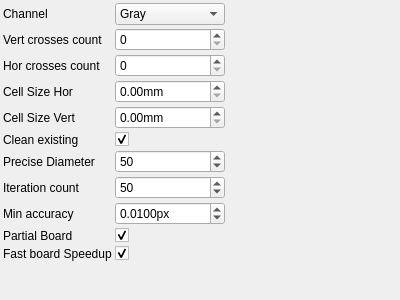
Qt form utils/corestructs/coreWidgets/checkerboardDetectionParametersControlWidget.ui (NickPenkrat/corecvs) before a commit.
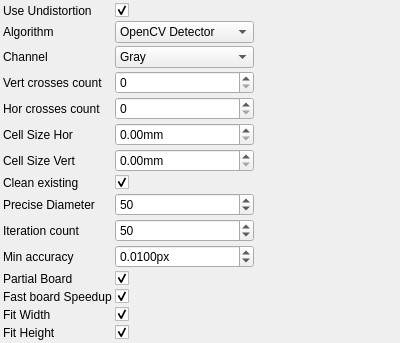
The same form after that commit. Icons and pictures are not drawn.

```diff
--- a/utils/corestructs/coreWidgets/checkerboardDetectionParametersControlWidget.ui
+++ b/utils/corestructs/coreWidgets/checkerboardDetectionParametersControlWidget.ui
@@ -23,11 +23,55 @@
     <item row="0" column="0">
      <widget class="QLabel" name="label_0">
        <property name="text">
-         <string>Channel</string>
+         <string>Use Undistortion</string>
        </property>
      </widget>
     </item>
     <item row="0" column="1">
+     <widget class="QCheckBox" name="useUndistortionCheckBox">
+       <property name="toolTip">
+         <string>Use Undistortion</string>
+       </property>
+       <property name="checked">
+           <bool>true</bool>
+       </property>
+     </widget>
+    </item>
+    <item row="1" column="0">
+     <widget class="QLabel" name="label_1">
+       <property name="text">
+         <string>Algorithm</string>
+       </property>
+     </widget>
+    </item>
+    <item row="1" column="1">
+     <widget class="QComboBox" name="algorithmComboBox">
+       <property name="currentIndex">
+         <number>0</number>
+       </property>
+       <item>
+        <property name="text">
+         <string>OpenCV Detector</string>
+        </property>
+       </item>
+       <item>
+        <property name="text">
+         <string>Homebrew Detector</string>
+        </property>
+       </item>
+       <property name="toolTip">
+         <string>Algorithm</string>
+       </property>
+     </widget>
+    </item>
+    <item row="2" column="0">
+     <widget class="QLabel" name="label_2">
+       <property name="text">
+         <string>Channel</string>
+       </property>
+     </widget>
+    </item>
+    <item row="2" column="1">
      <widget class="QComboBox" name="channelComboBox">
        <property name="currentIndex">
          <number>3</number>
@@ -107,145 +151,145 @@
        </property>
      </widget>
     </item>
-    <item row="1" column="0">
-     <widget class="QLabel" name="label_1">
-       <property name="text">
-         <string>Vert crosses count</string>
-       </property>
-     </widget>
-    </item>
-    <item row="1" column="1">
-     <widget class="QSpinBox" name="vertCrossesCountSpinBox">
-       <property name="toolTip">
-         <string>Vert crosses count</string>
-       </property>
-     </widget>
-    </item>
-    <item row="2" column="0">
-     <widget class="QLabel" name="label_2">
-       <property name="text">
-         <string>Hor crosses count</string>
-       </property>
-     </widget>
-    </item>
-    <item row="2" column="1">
-     <widget class="QSpinBox" name="horCrossesCountSpinBox">
-       <property name="toolTip">
-         <string>Hor crosses count</string>
-       </property>
-     </widget>
-    </item>
     <item row="3" column="0">
      <widget class="QLabel" name="label_3">
        <property name="text">
-         <string>Cell Size Hor</string>
+         <string>Vert crosses count</string>
        </property>
      </widget>
     </item>
     <item row="3" column="1">
-     <widget class="QDoubleSpinBox" name="cellSizeHorSpinBox">
+     <widget class="QSpinBox" name="vertCrossesCountSpinBox">
        <property name="toolTip">
-         <string>Cell Size Hor</string>
-       </property>
-       <property name="suffix">
-        <string>mm</string>
+         <string>Vert crosses count</string>
        </property>
      </widget>
     </item>
     <item row="4" column="0">
      <widget class="QLabel" name="label_4">
        <property name="text">
-         <string>Cell Size Vert</string>
+         <string>Hor crosses count</string>
        </property>
      </widget>
     </item>
     <item row="4" column="1">
-     <widget class="QDoubleSpinBox" name="cellSizeVertSpinBox">
+     <widget class="QSpinBox" name="horCrossesCountSpinBox">
        <property name="toolTip">
-         <string>Cell Size Vert</string>
-       </property>
-       <property name="suffix">
-        <string>mm</string>
+         <string>Hor crosses count</string>
        </property>
      </widget>
     </item>
     <item row="5" column="0">
      <widget class="QLabel" name="label_5">
        <property name="text">
-         <string>Clean existing</string>
+         <string>Cell Size Hor</string>
        </property>
      </widget>
     </item>
     <item row="5" column="1">
-     <widget class="QCheckBox" name="cleanExistingCheckBox">
+     <widget class="QDoubleSpinBox" name="cellSizeHorSpinBox">
        <property name="toolTip">
          <string>Clean existing</string>
        </property>
-       <property name="checked">
-           <bool>true</bool>
+       <property name="suffix">
+        <string>mm</string>
        </property>
      </widget>
     </item>
     <item row="6" column="0">
      <widget class="QLabel" name="label_6">
        <property name="text">
-         <string>Precise Diameter</string>
+         <string>Cell Size Vert</string>
        </property>
      </widget>
     </item>
     <item row="6" column="1">
-     <widget class="QSpinBox" name="preciseDiameterSpinBox">
+     <widget class="QDoubleSpinBox" name="cellSizeVertSpinBox">
        <property name="toolTip">
          <string>Precise Diameter</string>
        </property>
-       <property name="minimum">
-        <number>0</number>
-       </property>
-       <property name="maximum">
-        <number>999999</number>
-       </property>
-       <property name="singleStep">
-        <number>1</number>
-       </property>
-       <property name="value">
-        <number>50</number>
+       <property name="suffix">
+        <string>mm</string>
        </property>
      </widget>
     </item>
     <item row="7" column="0">
      <widget class="QLabel" name="label_7">
        <property name="text">
-         <string>Iteration count</string>
+         <string>Clean existing</string>
        </property>
      </widget>
     </item>
     <item row="7" column="1">
-     <widget class="QSpinBox" name="iterationCountSpinBox">
+     <widget class="QCheckBox" name="cleanExistingCheckBox">
        <property name="toolTip">
          <string>Iteration count</string>
        </property>
-       <property name="minimum">
-        <number>1</number>
-       </property>
-       <property name="maximum">
-        <number>999999</number>
-       </property>
-       <property name="singleStep">
-        <number>1</number>
-       </property>
-       <property name="value">
-        <number>50</number>
+       <property name="checked">
+           <bool>true</bool>
        </property>
      </widget>
     </item>
     <item row="8" column="0">
      <widget class="QLabel" name="label_8">
        <property name="text">
-         <string>Min accuracy</string>
+         <string>Precise Diameter</string>
        </property>
      </widget>
     </item>
     <item row="8" column="1">
+     <widget class="QSpinBox" name="preciseDiameterSpinBox">
+       <property name="toolTip">
+         <string>Precise Diameter</string>
+       </property>
+       <property name="minimum">
+        <number>0</number>
+       </property>
+       <property name="maximum">
+        <number>999999</number>
+       </property>
+       <property name="singleStep">
+        <number>1</number>
+       </property>
+       <property name="value">
+        <number>50</number>
+       </property>
+     </widget>
+    </item>
+    <item row="9" column="0">
+     <widget class="QLabel" name="label_9">
+       <property name="text">
+         <string>Iteration count</string>
+       </property>
+     </widget>
+    </item>
+    <item row="9" column="1">
+     <widget class="QSpinBox" name="iterationCountSpinBox">
+       <property name="toolTip">
+         <string>Iteration count</string>
+       </property>
+       <property name="minimum">
+        <number>1</number>
+       </property>
+       <property name="maximum">
+        <number>999999</number>
+       </property>
+       <property name="singleStep">
+        <number>1</number>
+       </property>
+       <property name="value">
+        <number>50</number>
+       </property>
+     </widget>
+    </item>
+    <item row="10" column="0">
+     <widget class="QLabel" name="label_10">
+       <property name="text">
+         <string>Min accuracy</string>
+       </property>
+     </widget>
+    </item>
+    <item row="10" column="1">
      <widget class="QDoubleSpinBox" name="minAccuracySpinBox">
        <property name="toolTip">
          <string>Min accuracy</string>
@@ -270,14 +314,14 @@
        </property>
      </widget>
     </item>
-    <item row="9" column="0">
-     <widget class="QLabel" name="label_9">
+    <item row="11" column="0">
+     <widget class="QLabel" name="label_11">
        <property name="text">
          <string>Partial Board</string>
        </property>
      </widget>
     </item>
-    <item row="9" column="1">
+    <item row="11" column="1">
      <widget class="QCheckBox" name="partialBoardCheckBox">
        <property name="toolTip">
          <string>Partial Board</string>
@@ -287,14 +331,14 @@
        </property>
      </widget>
     </item>
-    <item row="10" column="0">
-     <widget class="QLabel" name="label_10">
+    <item row="12" column="0">
+     <widget class="QLabel" name="label_12">
        <property name="text">
          <string>Fast board Speedup</string>
        </property>
      </widget>
     </item>
-    <item row="10" column="1">
+    <item row="12" column="1">
      <widget class="QCheckBox" name="fastBoardSpeedupCheckBox">
        <property name="toolTip">
          <string>Fast board Speedup</string>
@@ -304,7 +348,41 @@
        </property>
      </widget>
     </item>
-   <item row="11" column="0">
+    <item row="13" column="0">
+     <widget class="QLabel" name="label_13">
+       <property name="text">
+         <string>Fit Width</string>
+       </property>
+     </widget>
+    </item>
+    <item row="13" column="1">
+     <widget class="QCheckBox" name="fitWidthCheckBox">
+       <property name="toolTip">
+         <string>Fit Width</string>
+       </property>
+       <property name="checked">
+           <bool>true</bool>
+       </property>
+     </widget>
+    </item>
+    <item row="14" column="0">
+     <widget class="QLabel" name="label_14">
+       <property name="text">
+         <string>Fit Height</string>
+       </property>
+     </widget>
+    </item>
+    <item row="14" column="1">
+     <widget class="QCheckBox" name="fitHeightCheckBox">
+       <property name="toolTip">
+         <string>Fit Height</string>
+       </property>
+       <property name="checked">
+           <bool>true</bool>
+       </property>
+     </widget>
+    </item>
+   <item row="15" column="0">
     <spacer name="verticalSpacer">
      <property name="orientation">
       <enum>Qt::Vertical</enum>
@@ -317,7 +395,7 @@
      </property>
     </spacer>
    </item>
-   <item row="11" column="2">
+   <item row="15" column="2">
     <spacer name="horizontalSpacer">
      <property name="orientation">
       <enum>Qt::Horizontal</enum>
```
Left out of the diff: 30 changed lines with no effect on the pictures.
